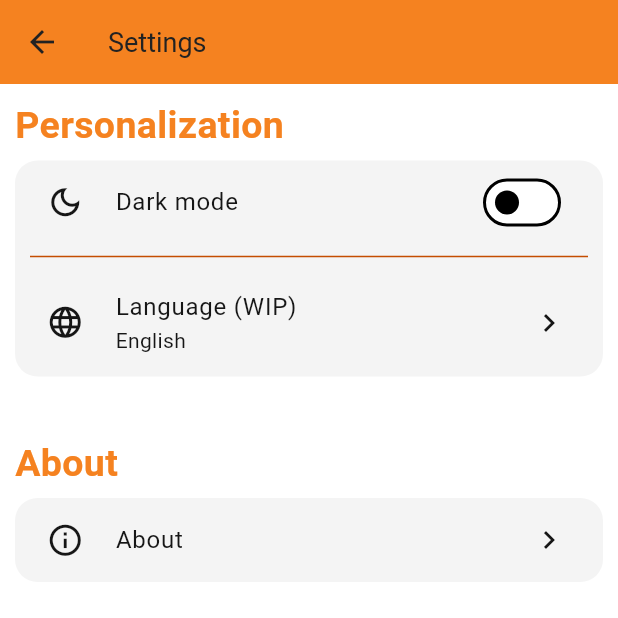
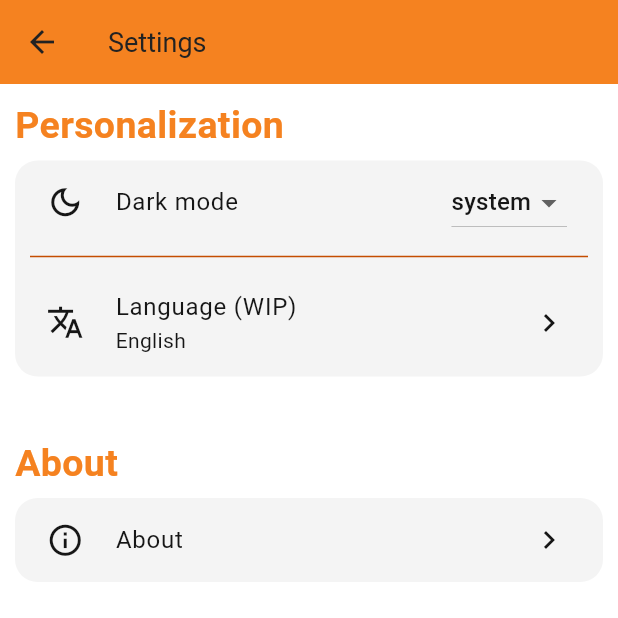
Before and after one commit to marc22polo/Mobile-bank, a Flutter app: the SettingsPage screen opened directly, on a phone screen of 412 x 824 dp, the top half of it. Run offline on Flutter 3.47's test engine with Material 3 defaults, Android fonts, the phone set to English and light mode, and no system bars; our stand-ins replace grouped_list; missing offline and left inert: circular_menu; generated files the repository leaves out were written again.

Commit message:
Basic system, dark, light mode #1

```diff
--- a/lib/src/page/settings.dart
+++ b/lib/src/page/settings.dart
@@ -2,9 +2,9 @@ import 'package:flutter/material.dart';
 import 'package:mobile_bank/src/components/settings_about.dart';
 import 'package:mobile_bank/src/theme/theme_provider.dart';
 import 'package:flutter_gen/gen_l10n/app_localizations.dart';
-import 'package:provider/provider.dart';
 import 'package:mobile_bank/src/components/Settings_group.dart';
 import 'package:mobile_bank/src/components/settings_item.dart';
+import 'package:provider/provider.dart';
 
 class SettingsPage extends StatefulWidget {
   const SettingsPage({super.key});
@@ -14,10 +14,11 @@ class SettingsPage extends StatefulWidget {
 }
 
 class _SettingsPageState extends State<SettingsPage> {
+  ThemeMode? themeMode;
+
   @override
   Widget build(BuildContext context) {
-    bool darkMode =
-        Provider.of<ThemeProvider>(context, listen: false).isDarkMode;
+    themeMode ??= ThemeMode.system;
 
     return Scaffold(
       appBar: AppBar(
@@ -38,7 +39,8 @@ class _SettingsPageState extends State<SettingsPage> {
           Padding(
             padding: const EdgeInsets.all(10),
             child: SettingsGroup(
-              settingsGroupTitle: "Personalization",
+              settingsGroupTitle:
+                  AppLocalizations.of(context)!.settingsPersonalizationTitle,
               settingsGroupTitleStyle: TextStyle(
                 fontSize: 25,
                 fontWeight: FontWeight.bold,
@@ -48,26 +50,30 @@ class _SettingsPageState extends State<SettingsPage> {
               items: [
                 SettingsItem(
                   icons: Icons.dark_mode_outlined,
-                  title: "Dark mode",
+                  title: AppLocalizations.of(context)!.settingsDarkMode,
                   titleStyle: const TextStyle(
                     fontWeight: FontWeight.normal,
                   ),
-                  trailing: Switch.adaptive(
-                    value: darkMode,
-                    onChanged: (value) {
+                  trailing: DropdownButton<ThemeMode>(
+                    value: themeMode,
+                    onChanged: (newThemeMode) {
+                      themeMode = newThemeMode;
                       Provider.of<ThemeProvider>(context, listen: false)
-                          .toggleTheme();
+                          .setTheme(themeMode);
                       setState(() {
-                        darkMode =
-                            Provider.of<ThemeProvider>(context, listen: false)
-                                .isDarkMode;
+                        themeMode;
                       });
                     },
+                    items: ThemeMode.values.map((ThemeMode themeModes) {
+                      return DropdownMenuItem<ThemeMode>(
+                          value: themeModes, child: Text(themeModes.name));
+                    }).toList(),
                   ),
                 ),
                 SettingsItem(
-                  icons: Icons.language_outlined,
-                  title: "Language (WIP)",
+                  icons: Icons.translate_outlined,
+                  title:
+                      "${AppLocalizations.of(context)!.settingsLanguage} (WIP)",
                   titleStyle: const TextStyle(
                     fontWeight: FontWeight.normal,
                   ),
@@ -79,7 +85,8 @@ class _SettingsPageState extends State<SettingsPage> {
           Padding(
             padding: const EdgeInsets.all(10),
             child: SettingsGroup(
-              settingsGroupTitle: "About",
+              settingsGroupTitle:
+                  AppLocalizations.of(context)!.settingsAboutTitle,
               settingsGroupTitleStyle: TextStyle(
                 fontSize: 25,
                 fontWeight: FontWeight.bold,
@@ -89,7 +96,7 @@ class _SettingsPageState extends State<SettingsPage> {
               items: [
                 SettingsItem(
                   icons: Icons.info_outline,
-                  title: "About",
+                  title: AppLocalizations.of(context)!.settingsAbout,
                   titleStyle: const TextStyle(
                     fontWeight: FontWeight.normal,
                   ),
--- a/pubspec.yaml
+++ b/pubspec.yaml
@@ -18,6 +18,7 @@ dependencies:
   grouped_list: ^6.0.0
   intl: ^0.19.0
   circular_menu: ^4.0.0
+  shared_preferences: ^2.3.2
 
 dev_dependencies:
   flutter_test:
```
Also changed, not shown: lib/src/localization/app_en.arb (+20 -0 lines), lib/src/localization/app_sl.arb (+20 -0 lines), lib/src/theme/theme_provider.dart (+19 -6 lines), pubspec.lock.
